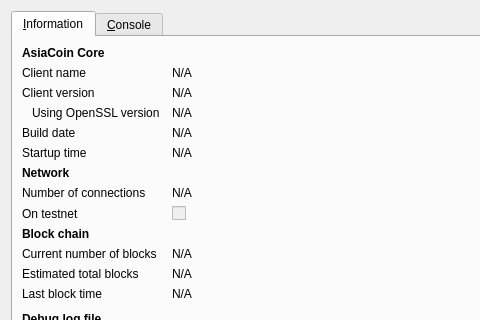
This is src/qt/forms/rpcconsole.ui in Ruledo/EverCoin as Qt 5 draws it before an edit; both pictures show x 0 to 480 and y 0 to 320 of the 740 by 450 pixel window. The edited form follows.
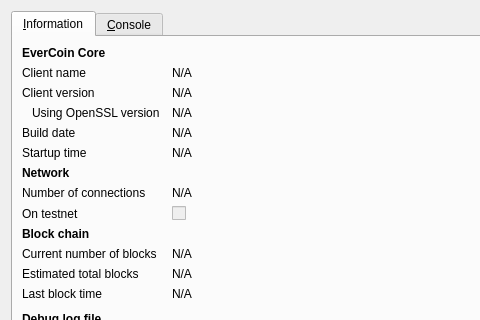
This is the edited form. Icons and pictures are not drawn.

Diff of the .ui file:
```diff
--- a/src/qt/forms/rpcconsole.ui
+++ b/src/qt/forms/rpcconsole.ui
@@ -36,7 +36,7 @@
           </font>
          </property>
          <property name="text">
-          <string>AsiaCoin Core</string>
+          <string>EverCoin Core</string>
          </property>
         </widget>
        </item>
```
Left out of the diff: 6 changed lines with no effect on the pictures.
